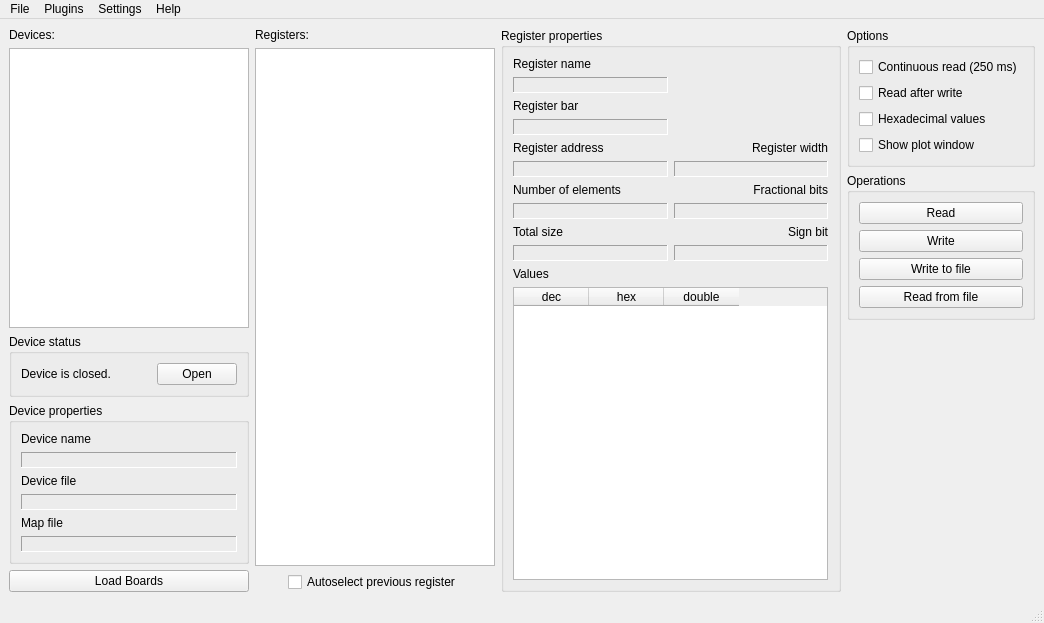
First picture: the form in QtHardMonForm.ui, repository ChimeraTK/QtHardMon, before the edit.
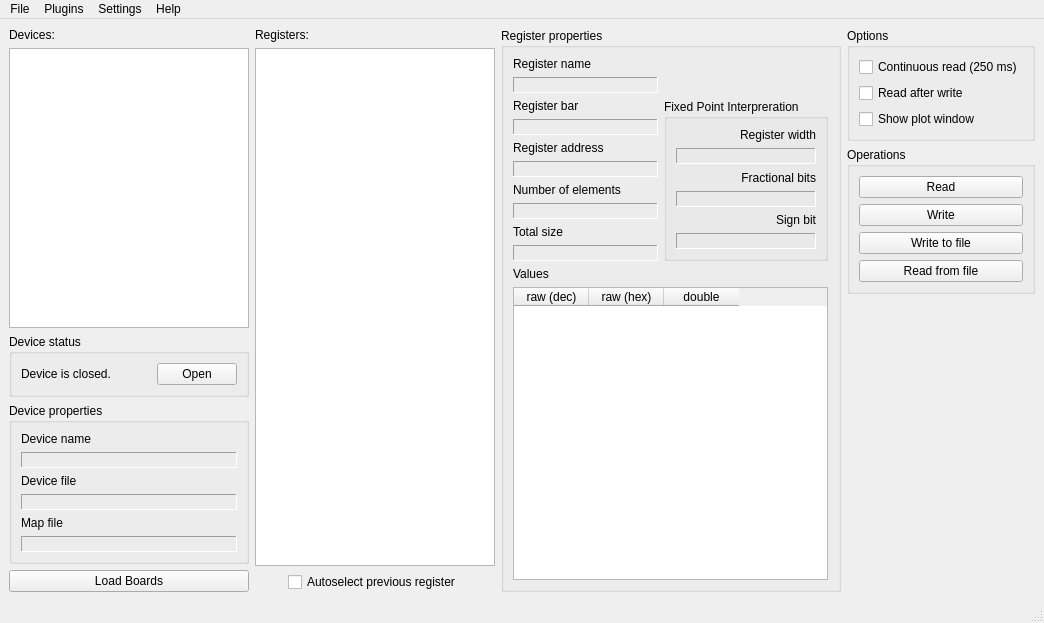
Second picture: the form after the edit.

Commit message: minor improvements in the GUI labels, removed superfluous hex checkbox

Diff of the .ui file:
```diff
--- a/QtHardMonForm.ui
+++ b/QtHardMonForm.ui
@@ -239,35 +239,6 @@
          <property name="rightMargin">
           <number>10</number>
          </property>
-         <item row="9" column="1">
-          <widget class="QLabel" name="registeSignBitDisplay">
-           <property name="frameShape">
-            <enum>QFrame::Panel</enum>
-           </property>
-           <property name="frameShadow">
-            <enum>QFrame::Sunken</enum>
-           </property>
-           <property name="text">
-            <string/>
-           </property>
-           <property name="alignment">
-            <set>Qt::AlignRight|Qt::AlignTrailing|Qt::AlignVCenter</set>
-           </property>
-          </widget>
-         </item>
-         <item row="4" column="1">
-          <widget class="QLabel" name="RegisterwidthLabel">
-           <property name="locale">
-            <locale language="English" country="UnitedStates"/>
-           </property>
-           <property name="text">
-            <string>Register width</string>
-           </property>
-           <property name="alignment">
-            <set>Qt::AlignRight|Qt::AlignTrailing|Qt::AlignVCenter</set>
-           </property>
-          </widget>
-         </item>
          <item row="10" column="0">
           <widget class="QLabel" name="valuesLabel">
            <property name="text">
@@ -356,12 +327,12 @@
            </attribute>
            <column>
             <property name="text">
-             <string>dec</string>
+             <string>raw (dec)</string>
             </property>
            </column>
            <column>
             <property name="text">
-             <string>hex</string>
+             <string>raw (hex)</string>
             </property>
            </column>
            <column>
@@ -390,13 +361,6 @@
            </property>
           </widget>
          </item>
-         <item row="0" column="0" colspan="2">
-          <widget class="QLabel" name="registerNameLabel">
-           <property name="text">
-            <string>Register name</string>
-           </property>
-          </widget>
-         </item>
          <item row="9" column="0">
           <widget class="QLabel" name="registerSizeDisplay">
            <property name="frameShape">
@@ -430,36 +394,33 @@
            </property>
           </widget>
          </item>
-         <item row="7" column="1">
-          <widget class="QLabel" name="registerFracBitsDisplay">
-           <property name="frameShape">
-            <enum>QFrame::Panel</enum>
-           </property>
-           <property name="frameShadow">
-            <enum>QFrame::Sunken</enum>
-           </property>
+         <item row="0" column="0">
+          <widget class="QLabel" name="registerNameLabel">
            <property name="text">
-            <string/>
-           </property>
-           <property name="alignment">
-            <set>Qt::AlignRight|Qt::AlignTrailing|Qt::AlignVCenter</set>
+            <string>Register name</string>
            </property>
           </widget>
          </item>
-         <item row="8" column="1">
-          <widget class="QLabel" name="SignedBitIndicationLabel">
+         <item row="2" column="1" rowspan="8">
+          <widget class="QGroupBox" name="fixedPointGroupBox">
+           <property name="title">
+            <string>Fixed Point Interpreration</string>
+           </property>
+           <layout class="QVBoxLayout" name="verticalLayout_5">
+            <item>
+             <widget class="QLabel" name="RegisterwidthLabel">
            <property name="locale">
             <locale language="English" country="UnitedStates"/>
            </property>
            <property name="text">
-            <string>&lt;html&gt;&lt;head/&gt;&lt;body&gt;&lt;p&gt;Sign bit&lt;/p&gt;&lt;/body&gt;&lt;/html&gt;</string>
+               <string>Register width</string>
            </property>
            <property name="alignment">
             <set>Qt::AlignRight|Qt::AlignTrailing|Qt::AlignVCenter</set>
            </property>
           </widget>
          </item>
-         <item row="5" column="1">
+            <item>
           <widget class="QLabel" name="registerWidthDisplay">
            <property name="frameShape">
             <enum>QFrame::Panel</enum>
@@ -481,7 +442,7 @@
            </property>
           </widget>
          </item>
-         <item row="6" column="1">
+            <item>
           <widget class="QLabel" name="RegisterFracBitsLabel">
            <property name="locale">
             <locale language="English" country="UnitedStates"/>
@@ -494,6 +455,54 @@
            </property>
           </widget>
          </item>
+            <item>
+             <widget class="QLabel" name="registerFracBitsDisplay">
+              <property name="frameShape">
+               <enum>QFrame::Panel</enum>
+              </property>
+              <property name="frameShadow">
+               <enum>QFrame::Sunken</enum>
+              </property>
+              <property name="text">
+               <string/>
+              </property>
+              <property name="alignment">
+               <set>Qt::AlignRight|Qt::AlignTrailing|Qt::AlignVCenter</set>
+              </property>
+             </widget>
+            </item>
+            <item>
+             <widget class="QLabel" name="SignedBitIndicationLabel">
+              <property name="locale">
+               <locale language="English" country="UnitedStates"/>
+              </property>
+              <property name="text">
+               <string>&lt;html&gt;&lt;head/&gt;&lt;body&gt;&lt;p&gt;Sign bit&lt;/p&gt;&lt;/body&gt;&lt;/html&gt;</string>
+              </property>
+              <property name="alignment">
+               <set>Qt::AlignRight|Qt::AlignTrailing|Qt::AlignVCenter</set>
+              </property>
+             </widget>
+            </item>
+            <item>
+             <widget class="QLabel" name="registeSignBitDisplay">
+              <property name="frameShape">
+               <enum>QFrame::Panel</enum>
+              </property>
+              <property name="frameShadow">
+               <enum>QFrame::Sunken</enum>
+              </property>
+              <property name="text">
+               <string/>
+              </property>
+              <property name="alignment">
+               <set>Qt::AlignRight|Qt::AlignTrailing|Qt::AlignVCenter</set>
+              </property>
+             </widget>
+            </item>
+           </layout>
+          </widget>
+         </item>
         </layout>
        </widget>
       </item>
@@ -521,13 +530,6 @@
            </property>
           </widget>
          </item>
-         <item>
-          <widget class="QCheckBox" name="hexValuesCheckBox">
-           <property name="text">
-            <string>Hexadecimal values</string>
-           </property>
-          </widget>
-         </item>
          <item>
           <widget class="QCheckBox" name="showPlotWindowCheckBox">
            <property name="text">
```
Lines whose indentation alone changed are shown as unchanged. The commit also changes 1 other file.
